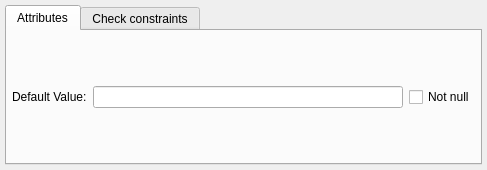
Qt form libs/libgui/ui/dbobjects/domainwidget.ui (pgmodeler/pgmodeler) before a commit.
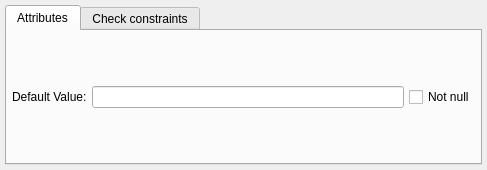
The same form after that commit.

Commit message: Adjusted the layout spacing/margins in ui/dbobjects/*

What changed in the file:
```diff
--- a/libs/libgui/ui/dbobjects/domainwidget.ui
+++ b/libs/libgui/ui/dbobjects/domainwidget.ui
@@ -23,6 +23,9 @@
    <property name="bottomMargin">
     <number>5</number>
    </property>
+   <property name="spacing">
+    <number>5</number>
+   </property>
    <item row="0" column="0" colspan="2">
     <widget class="QTabWidget" name="dom_attribs_tbw">
      <property name="currentIndex">
@@ -45,6 +48,9 @@
        <property name="bottomMargin">
         <number>5</number>
        </property>
+       <property name="spacing">
+        <number>5</number>
+       </property>
        <item row="0" column="0">
         <widget class="QLabel" name="def_value_lbl">
          <property name="text">
@@ -54,6 +60,9 @@
        </item>
        <item row="0" column="1">
         <layout class="QHBoxLayout" name="horizontalLayout">
+         <property name="spacing">
+          <number>5</number>
+         </property>
          <item>
           <widget class="QLineEdit" name="def_value_edt">
            <property name="clearButtonEnabled">
```
Left out of the diff: 3 changed lines with no effect on the pictures. The commit also changes 53 other files.
